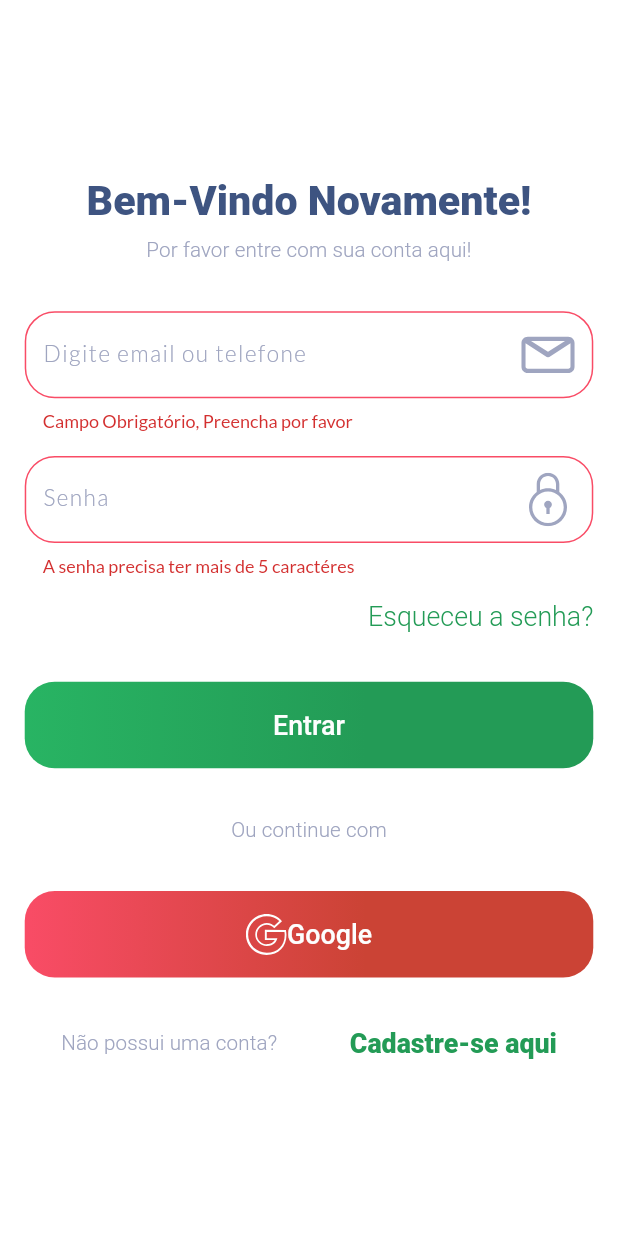
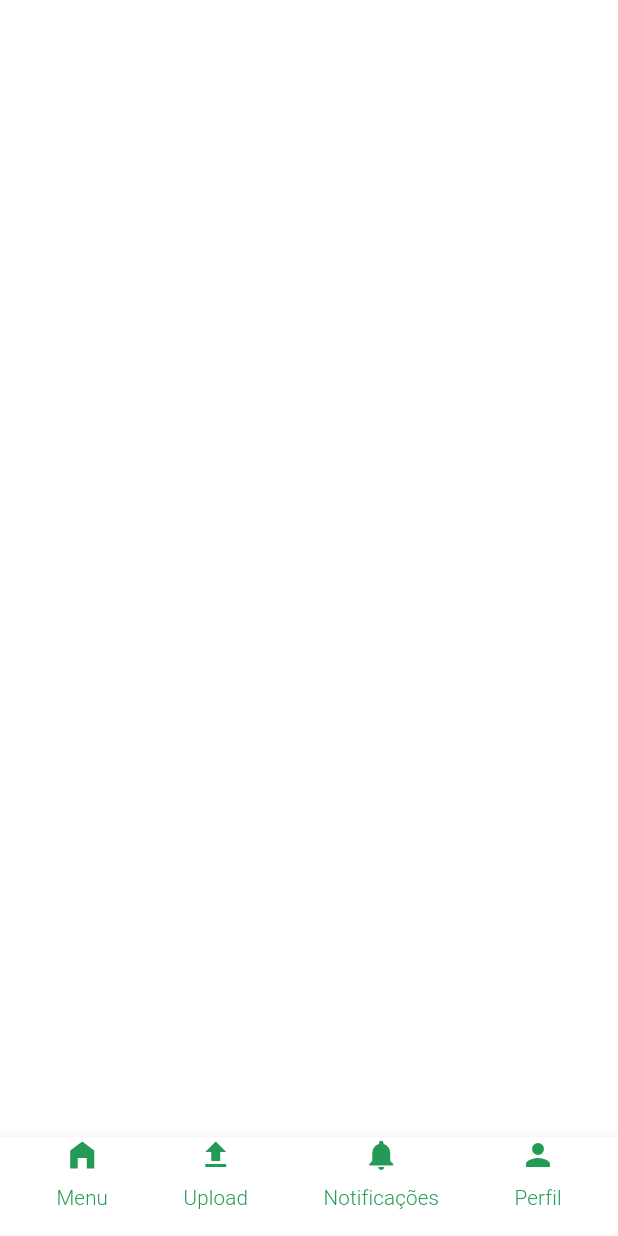
Before and after one commit to GustavoOrelio/AppReceitas, a Flutter app: the TelaDeLogin screen opened by its route, after a tap on "Entrar", on a phone screen of 412 x 824 dp. Run offline on Flutter 3.47's test engine with Material 2 defaults, Android fonts, the phone set to English and light mode, and no system bars; our stand-ins replace flutter_svg, google_fonts, sizer.

Commit message:
Iniciando o bottom bar

```diff
--- a/lib/main.dart
+++ b/lib/main.dart
@@ -3,6 +3,7 @@ import 'package:cardapio/telas/tela_codigo_verificacao/tela_codigo_verificacao.d
 import 'package:cardapio/telas/tela_de_cadastro/tela_de_cadastro.dart';
 import 'package:cardapio/telas/tela_de_login/tela_de_login.dart';
 import 'package:cardapio/telas/tela_esqueceu_senha/tela_esqueceu_senha.dart';
+import 'package:cardapio/telas/tela_menu/tela_menu.dart';
 import 'package:cardapio/telas/tela_nova_senha/tela_nova_senha.dart';
 import 'package:cardapio/telas/tela_principal/tela_principal.dart';
 import 'package:flutter/material.dart';
@@ -99,6 +100,7 @@ class MyApp extends StatelessWidget {
           TelaCodigoVerificacao.routeName: (context) => TelaCodigoVerificacao(),
           TelaNovaSenha.routeName: (context) => TelaNovaSenha(),
           TelaDeCadastro.routeName: (context) => TelaDeCadastro(),
+          TelaMenu.routeName: (context) => TelaMenu(),
         },
       );
     });
--- a/lib/telas/tela_de_login/tela_de_login.dart
+++ b/lib/telas/tela_de_login/tela_de_login.dart
@@ -1,6 +1,7 @@
 import 'package:cardapio/constants.dart';
 import 'package:cardapio/telas/tela_de_cadastro/tela_de_cadastro.dart';
 import 'package:cardapio/telas/tela_esqueceu_senha/tela_esqueceu_senha.dart';
+import 'package:cardapio/telas/tela_menu/tela_menu.dart';
 import 'package:cardapio/widgets_globais/custom_btn.dart';
 import 'package:cardapio/widgets_globais/custom_suffix.dart';
 import 'package:flutter/material.dart';
@@ -84,9 +85,7 @@ class _TelaDeLogin extends State<TelaDeLogin> {
                       CustomBtn(
                           onPress: () {
                             //Realiza o login
-                            if(_formKey.currentState!.validate()){
-                              //Vai para a tela principal
-                            }
+                            Navigator.pushNamed(context, TelaMenu.routeName);
                           },
                           title: 'Entrar'),
                       kSizedBox2,
--- /dev/null
+++ b/lib/telas/tela_menu/tela_menu.dart
@@ -0,0 +1,94 @@
+import 'package:cardapio/constants.dart';
+import 'package:flutter/material.dart';
+import 'package:sizer/sizer.dart';
+
+class TelaMenu extends StatefulWidget {
+  static String routeName = 'TelaMenu';
+
+  @override
+  State<TelaMenu> createState() => _TelaMenuState();
+}
+
+class _TelaMenuState extends State<TelaMenu> {
+  @override
+  Widget build(BuildContext context) {
+    return Scaffold(
+      resizeToAvoidBottomInset: true,
+      bottomNavigationBar: BottomAppBar(
+        child: Container(
+          width: 100.w,
+          height: SizerUtil.deviceType == DeviceType.tablet ? 11.h : 8.h,
+          margin: EdgeInsets.only(left: 3.w, right: 3.w),
+          child: Row(
+            mainAxisSize: MainAxisSize.max,
+            mainAxisAlignment: MainAxisAlignment.spaceAround,
+            children: [
+              CustomBottomBar(
+                  onPress: () {},
+                  title: 'Menu',
+                  iconColor: kPrimaryColor,
+                  textColor: kPrimaryColor,
+                  iconData: Icons.home_filled),
+              CustomBottomBar(
+                  onPress: () {},
+                  title: 'Upload',
+                  iconColor: kPrimaryColor,
+                  textColor: kPrimaryColor,
+                  iconData: Icons.upload),
+              CustomBottomBar(
+                  onPress: () {},
+                  title: 'Notificações',
+                  iconColor: kPrimaryColor,
+                  textColor: kPrimaryColor,
+                  iconData: Icons.notifications),
+              CustomBottomBar(
+                  onPress: () {},
+                  title: 'Perfil',
+                  iconColor: kPrimaryColor,
+                  textColor: kPrimaryColor,
+                  iconData: Icons.person),
+            ],
+          ),
+        ),
+      ),
+    );
+  }
+}
+
+class CustomBottomBar extends StatelessWidget {
+  const CustomBottomBar(
+      {Key? key,
+      required this.onPress,
+      required this.title,
+      required this.iconColor,
+      required this.textColor,
+      required this.iconData})
+      : super(key: key);
+  final VoidCallback onPress;
+  final String title;
+  final Color iconColor;
+  final Color textColor;
+  final IconData iconData;
+
+  @override
+  Widget build(BuildContext context) {
+    return InkWell(
+      onTap: onPress,
+      child: Column(
+        children: [
+          Icon(
+            iconData,
+            color: iconColor,
+          ),
+          kSizedBox1,
+          Text(
+            title,
+            style: Theme.of(context).textTheme.subtitle2!.copyWith(
+                  color: textColor,
+                ),
+          )
+        ],
+      ),
+    );
+  }
+}
```
